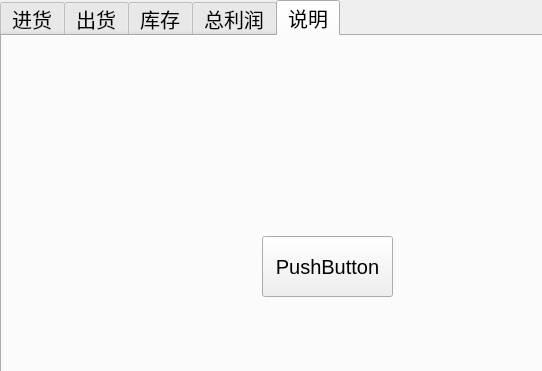
Qt form mainwidget.ui (XHApplet/GoodsManage) before a commit; both pictures show x 0 to 542 and y 0 to 371 of the 1085 by 532 pixel window.
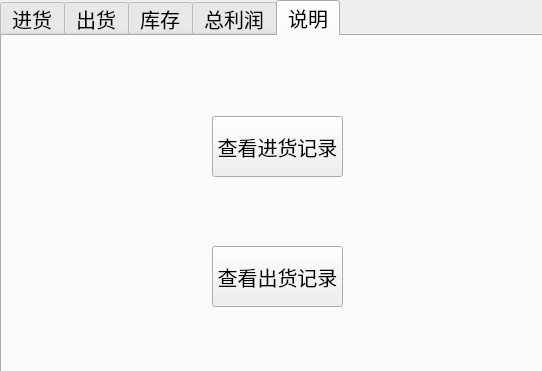
The same form after that commit. The open tabs and pages were chosen to show the change. Custom widgets are drawn as their Qt base class.

Patch:
```diff
--- a/mainwidget.ui
+++ b/mainwidget.ui
@@ -712,14 +712,27 @@
    <widget class="QPushButton" name="pushButtonTmp">
     <property name="geometry">
      <rect>
-      <x>260</x>
-      <y>200</y>
+      <x>210</x>
+      <y>80</y>
       <width>131</width>
       <height>61</height>
      </rect>
     </property>
     <property name="text">
-     <string>PushButton</string>
+     <string>查看进货记录</string>
+    </property>
+   </widget>
+   <widget class="QPushButton" name="pushButtonQueryOutput">
+    <property name="geometry">
+     <rect>
+      <x>210</x>
+      <y>210</y>
+      <width>131</width>
+      <height>61</height>
+     </rect>
+    </property>
+    <property name="text">
+     <string>查看出货记录</string>
     </property>
    </widget>
   </widget>
```
Left out of the diff: 6 changed lines with no effect on the pictures.
